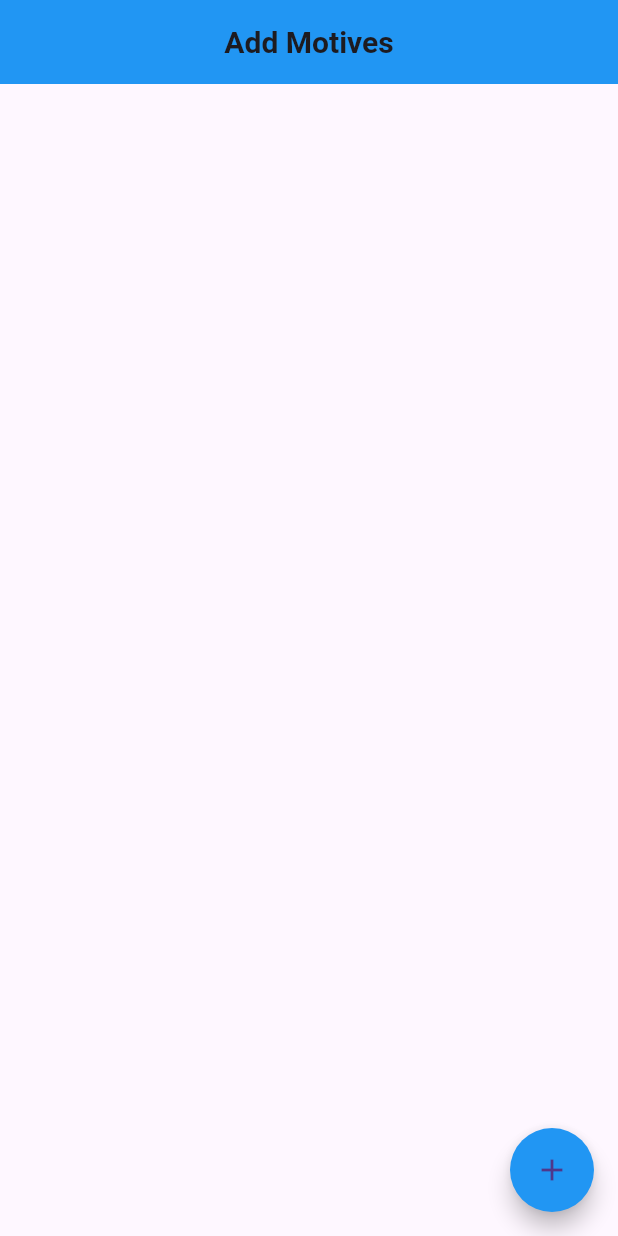
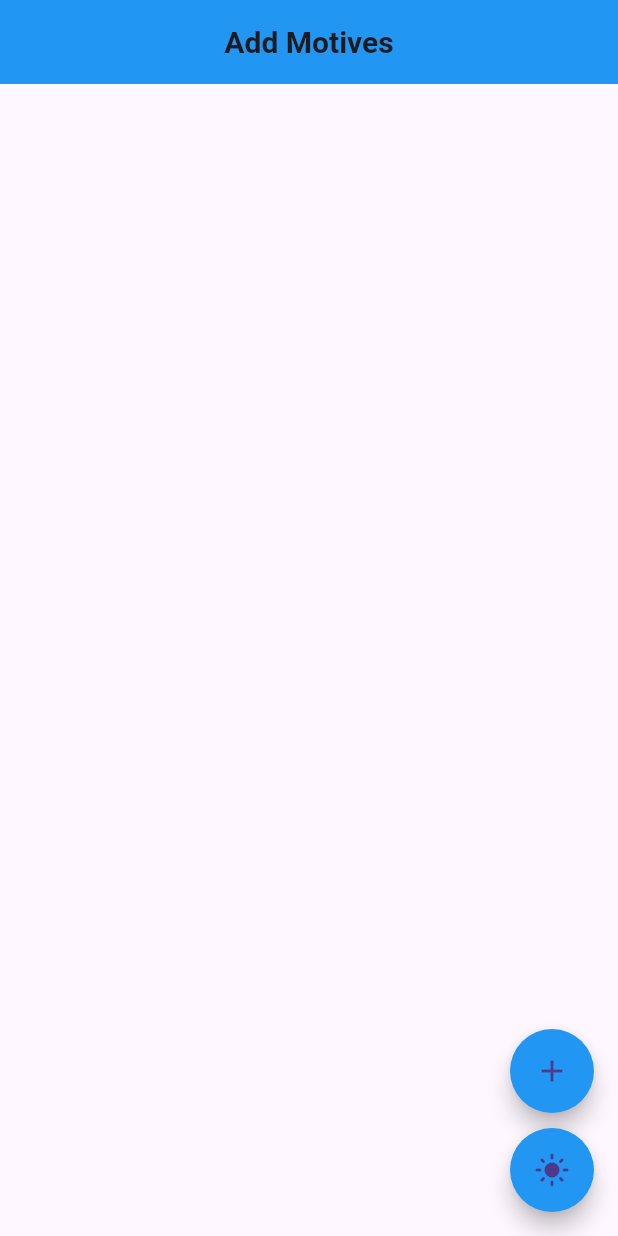
Before and after one commit to Rafi076/CurdApplication, a Flutter app: the screen it shows after launch, on a phone screen of 412 x 824 dp. Run offline on Flutter 3.47's test engine with Material 3 defaults, Android fonts, the light colour scheme and no system bars; our stand-ins replace cloud_firestore, firebase_core; accounts and stored records are empty.

Commit message:
darkmood set

```diff
--- a/basic_curdapplication/lib/home_page.dart
+++ b/basic_curdapplication/lib/home_page.dart
@@ -10,12 +10,14 @@ class HomePage extends StatefulWidget {
 }
 
 class _HomePageState extends State<HomePage> {
-
   // Firestore service instance
   final FirestoreService firestoreService = FirestoreService();
 
   // Text controller
   final TextEditingController textController = TextEditingController();
+
+  // Boolean for tracking dark mode
+  bool isDarkMode = false;
 
   // Open a dialog box to add or update a note
   void openNotebox(String? docID) {
@@ -53,23 +55,49 @@ class _HomePageState extends State<HomePage> {
     );
   }
 
+  // Toggle between light and dark modes
+  void toggleDarkMode() {
+    setState(() {
+      isDarkMode = !isDarkMode;
+    });
+  }
+
   @override
   Widget build(BuildContext context) {
-    return Scaffold(
+    return MaterialApp(
+      themeMode: isDarkMode ? ThemeMode.dark : ThemeMode.light,
+      theme: ThemeData.light(), // Light theme
+      darkTheme: ThemeData.dark(), // Dark theme
+      home: Scaffold(
         appBar: AppBar(
           centerTitle: true,
           title: const Text(
             'Add Motives',
             style: TextStyle(fontSize: 20, fontWeight: FontWeight.bold),
           ),
-        backgroundColor: Colors.blue,
+          backgroundColor: isDarkMode ? Colors.grey[900] : Colors.blue,
         ),
         // Floating action button to add a new note
-      floatingActionButton: FloatingActionButton(
+        floatingActionButton: Column(
+          mainAxisAlignment: MainAxisAlignment.end,
+          crossAxisAlignment: CrossAxisAlignment.end,
+          children: [
+            // Add new note button
+            FloatingActionButton(
               onPressed: () => openNotebox(null), // Pass null for adding a new note
               child: const Icon(Icons.add),
-        backgroundColor: Colors.blue,
+              backgroundColor: isDarkMode ? Colors.grey[800] : Colors.blue,
               shape: const CircleBorder(),
+            ),
+            const SizedBox(height: 10),
+            // Toggle dark mode button
+            FloatingActionButton(
+              onPressed: toggleDarkMode, // Toggle dark mode
+              child: Icon(isDarkMode ? Icons.dark_mode : Icons.light_mode),
+              backgroundColor: isDarkMode ? Colors.grey[800] : Colors.blue,
+              shape: const CircleBorder(),
+            ),
+          ],
         ),
 
         body: StreamBuilder<QuerySnapshot>(
@@ -96,7 +124,7 @@ class _HomePageState extends State<HomePage> {
                     padding: const EdgeInsets.all(10.0),
                     child: Container(
                       decoration: BoxDecoration(
-                      color: Colors.white,
+                        color: isDarkMode ? Colors.grey[850] : Colors.white,
                         borderRadius: BorderRadius.circular(10),
                         boxShadow: [
                           BoxShadow(
@@ -120,13 +148,13 @@ class _HomePageState extends State<HomePage> {
                           children: [
                             IconButton(
                               onPressed: () => openNotebox(docID), // Open dialog to update the note
-                            icon: const Icon(Icons.settings),
+                              icon: const Icon(Icons.edit),
                             ),
 
                             // Delete
                             IconButton(
                               onPressed: () => firestoreService.deleteNote(docID), // Delete the note
-                            icon: const Icon(Icons.delete),
+                              icon: const Icon(Icons.clear),
                             ),
                           ],
                         ),
@@ -142,6 +170,7 @@ class _HomePageState extends State<HomePage> {
             }
           },
         ),
+      ),
     );
   }
 }
```
Lines whose indentation alone changed are shown as unchanged.
